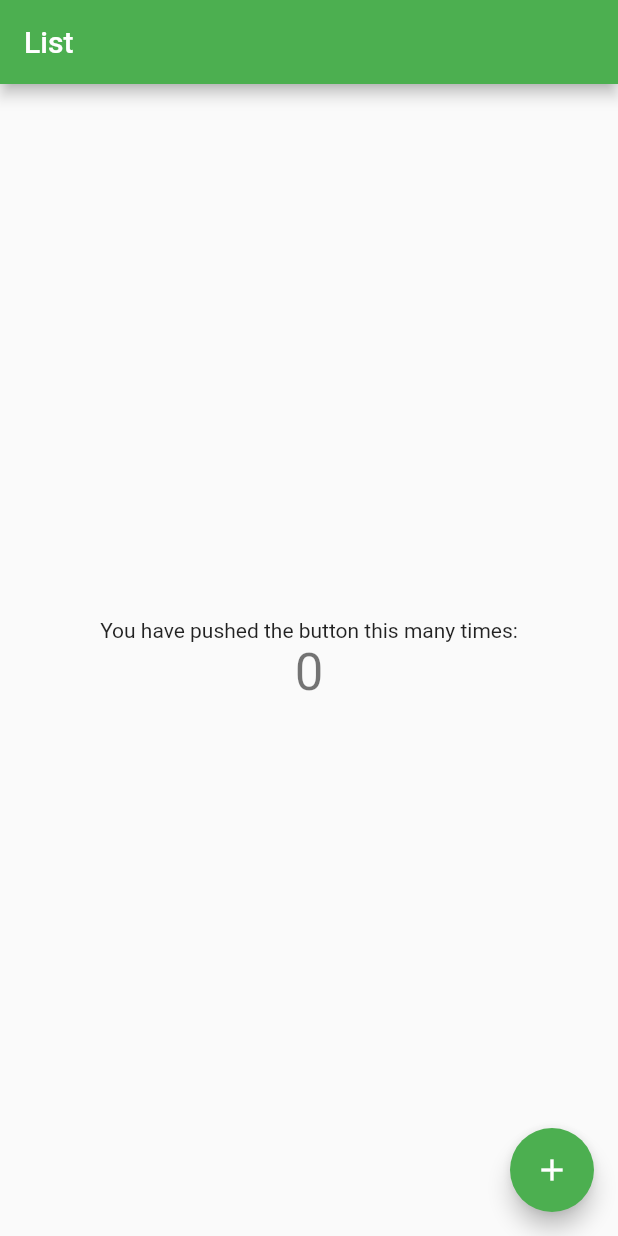
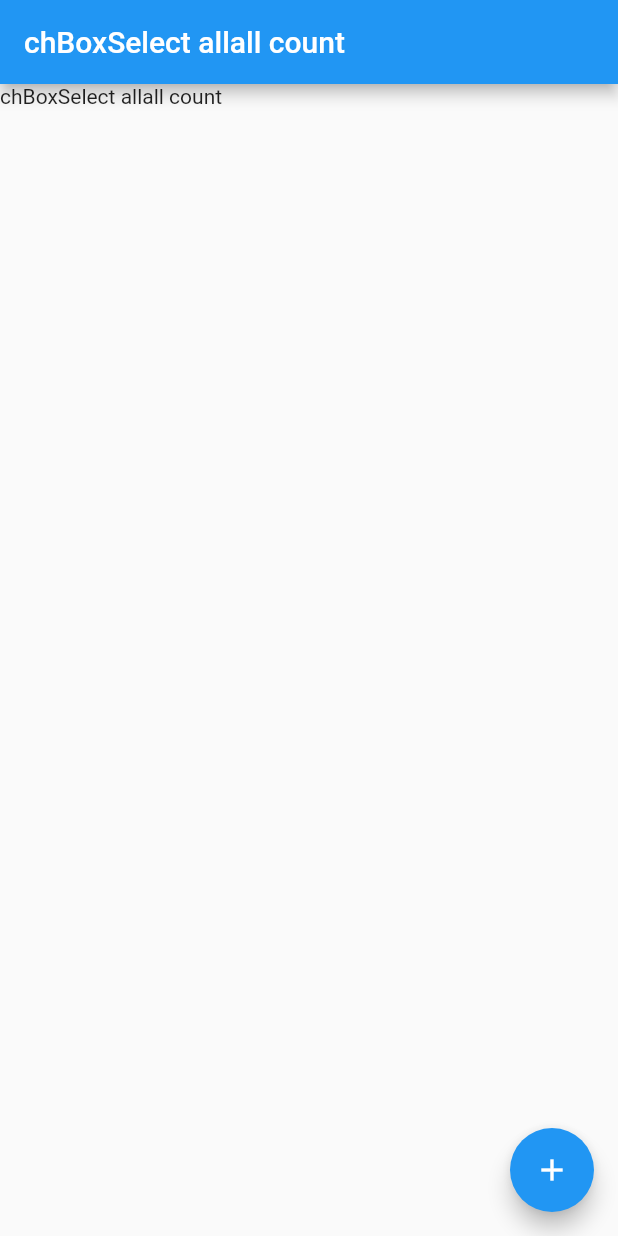
Before and after one commit to seregakd/list_with_chekbox, a Flutter app: the screen it shows after launch, on a phone screen of 412 x 824 dp. Run offline on Flutter 3.47's test engine with Material 2 defaults, Android fonts, the phone set to English and light mode, and no system bars.

Commit message:
add struckure

```diff
--- a/lib/main.dart
+++ b/lib/main.dart
@@ -1,24 +1,20 @@
 import 'package:flutter/material.dart';
 
-void main() => runApp(MyApp());
+void main() => runApp(ListApp());
 
-class MyApp extends StatelessWidget {
+class ListApp extends StatelessWidget {
   @override
   Widget build(BuildContext context) {
     return MaterialApp(
       debugShowCheckedModeBanner: false,
-      theme: ThemeData(
-        primarySwatch: Colors.green,
-      ),
-      home: HomePage(title: 'List'),
+      home: new HomePage(),
     );
   }
 }
 
 class HomePage extends StatefulWidget {
-  HomePage({Key key, this.title}) : super(key: key);
-
-  final String title;
+//  HomePage({Key key, this.title}) : super(key: key);
+//  final String title;
 
   @override
   _HomePageState createState() => _HomePageState();
@@ -37,26 +33,36 @@ class _HomePageState extends State<HomePage> {
   Widget build(BuildContext context) {
     return Scaffold(
       appBar: AppBar(
-        title: Text(widget.title),
+        title: //Text('List'),
+        Row(
+            mainAxisSize: MainAxisSize.min,
+            crossAxisAlignment: CrossAxisAlignment.start,
+            children: [
+              Text('chBox'),
+              Text('Select all'),
+              Text('all count'),
+            ]
+        ),
       ),
-      body: Center(
-        child: Column(
-          mainAxisAlignment: MainAxisAlignment.center,
-          children: <Widget>[
-            Text(
-              'You have pushed the button this many times:',
+      body: Column(
+//          mainAxisAlignment: MainAxisAlignment.center,
+          children: [
+            Row(
+                mainAxisSize: MainAxisSize.min,
+                crossAxisAlignment: CrossAxisAlignment.start,
+                children: [
+                  Text('chBox'),
+                  Text('Select all'),
+                  Text('all count'),
+                ]
             ),
-            Text(
-              '$_counter',
-              style: Theme.of(context).textTheme.display1,
-            ),
-          ],
-        ),
+     //       new mList(),
+          ]
       ),
       floatingActionButton: FloatingActionButton(
         onPressed: _incrementCounter,
         tooltip: 'Increment',
-        child: Icon(Icons.add),
+        child: const Icon(Icons.add),
       ),
     );
   }
```
Also changed, not shown: 1 other file.
